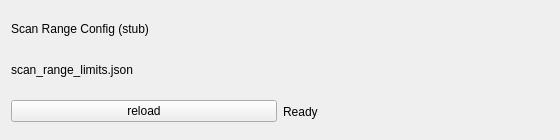
lictailer/zmeter, file core/ui/scan_range.ui: the form before one commit.
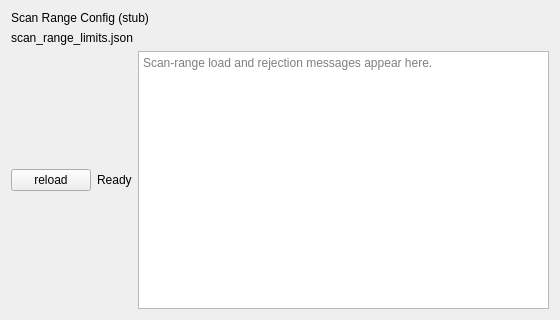
The form after the commit.

Patch:
```diff
--- a/core/ui/scan_range.ui
+++ b/core/ui/scan_range.ui
@@ -7,7 +7,7 @@
     <x>0</x>
     <y>0</y>
     <width>560</width>
-    <height>140</height>
+    <height>320</height>
    </rect>
   </property>
   <property name="windowTitle">
@@ -50,6 +50,13 @@
        </property>
       </widget>
      </item>
+    <item>
+     <widget class="QPlainTextEdit" name="log_plainTextEdit">
+      <property name="placeholderText">
+       <string>Scan-range load and rejection messages appear here.</string>
+      </property>
+     </widget>
+    </item>
     </layout>
    </item>
   </layout>
```
Lines whose indentation alone changed are shown as unchanged.
